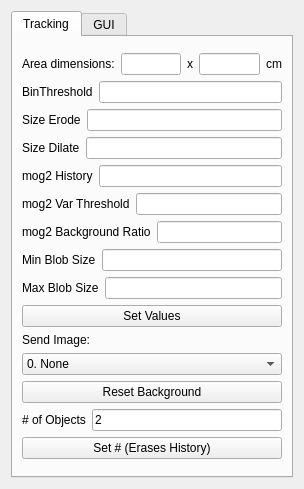
Before: the Qt Designer form BioTracker/Plugin/BioTrackerPlugin/View/TrackerParameterView.ui in BioroboticsLab/biotracker_core, drawn with Qt 5.
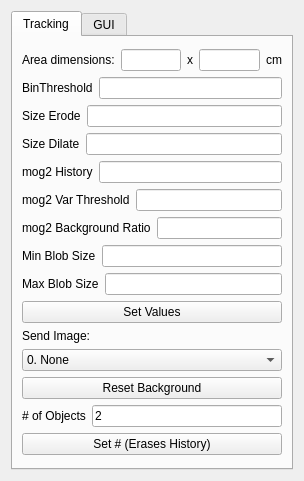
After: the same form once the commit is applied.

Commit message: Core now displays FPS correctly Fixed background sub tracker plugin bounding rect. Trackpoints are now always displayed. Implemented tank dimensions via gui and persistent through config

The edit to the form file:
```diff
--- a/BioTracker/Plugin/BioTrackerPlugin/View/TrackerParameterView.ui
+++ b/BioTracker/Plugin/BioTrackerPlugin/View/TrackerParameterView.ui
@@ -7,7 +7,7 @@
     <x>0</x>
     <y>0</y>
     <width>304</width>
-    <height>489</height>
+    <height>481</height>
    </rect>
   </property>
   <property name="windowTitle">
@@ -48,7 +48,14 @@
             </widget>
            </item>
            <item>
-            <widget class="QLineEdit" name="lineEdit_areaw"/>
+            <widget class="QLineEdit" name="lineEdit_areaw">
+             <property name="maximumSize">
+              <size>
+               <width>75</width>
+               <height>16777215</height>
+              </size>
+             </property>
+            </widget>
            </item>
            <item>
             <widget class="QLabel" name="label_14">
@@ -64,7 +71,14 @@
             </widget>
            </item>
            <item>
-            <widget class="QLineEdit" name="lineEdit_areah"/>
+            <widget class="QLineEdit" name="lineEdit_areah">
+             <property name="maximumSize">
+              <size>
+               <width>75</width>
+               <height>16777215</height>
+              </size>
+             </property>
+            </widget>
            </item>
            <item>
             <widget class="QLabel" name="label_15">
```
The commit also changes 20 other files.
